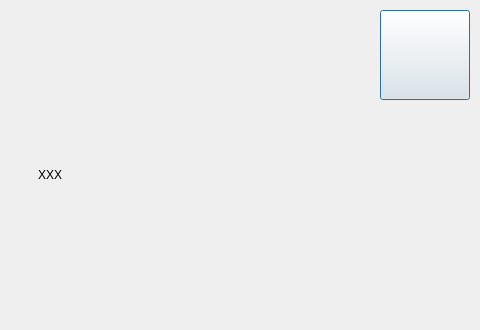
Before: the Qt Designer form src/XMusic/ui/msgbox.ui in 1028417/XMusic, drawn with Qt 5; both pictures show x 320 to 800 and y 0 to 330 of the 800 by 330 pixel window.
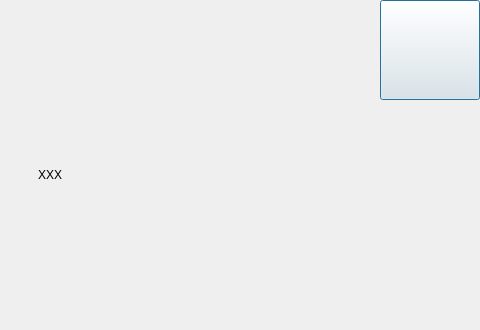
After: the same form once the commit is applied. Icons and pictures are not drawn. Custom widgets are drawn as their Qt base class.

What changed in the file:
```diff
--- a/src/XMusic/ui/msgbox.ui
+++ b/src/XMusic/ui/msgbox.ui
@@ -33,9 +33,9 @@
    <property name="geometry">
     <rect>
      <x>700</x>
-     <y>10</y>
-     <width>90</width>
-     <height>90</height>
+     <y>0</y>
+     <width>100</width>
+     <height>100</height>
     </rect>
    </property>
    <property name="autoFillBackground">
```
